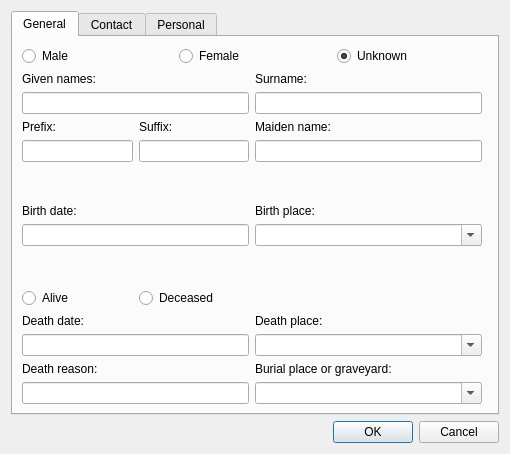
The window that dialogs/persondialog.ui (caybro/pedikree) describes before a commit, drawn with Qt 5.
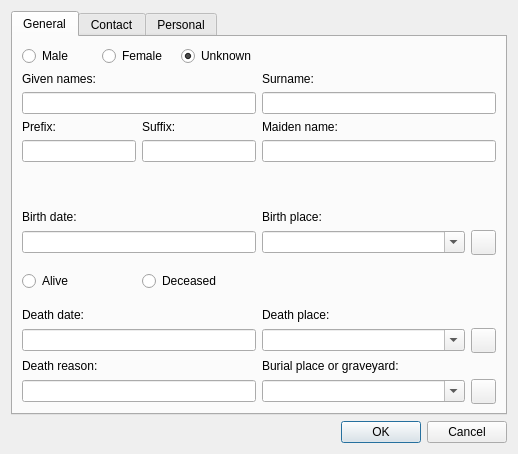
The same window after the commit. Icons and pictures are not drawn.

Commit message:
provide direct buttons to add a place
from the Person and Relation dialogs

What changed in the file:
```diff
--- a/dialogs/persondialog.ui
+++ b/dialogs/persondialog.ui
@@ -6,7 +6,7 @@
    <rect>
     <x>0</x>
     <y>0</y>
-    <width>510</width>
+    <width>518</width>
     <height>454</height>
    </rect>
   </property>
@@ -21,7 +21,7 @@
        <string>General</string>
       </attribute>
       <layout class="QGridLayout" name="gridLayout_2">
-       <item row="0" column="0" colspan="3">
+       <item row="0" column="0">
         <layout class="QHBoxLayout" name="horizontalLayout">
          <item>
           <widget class="QRadioButton" name="cbMale">
@@ -58,19 +58,6 @@
          </item>
         </layout>
        </item>
-       <item row="7" column="1">
-        <widget class="QComboBox" name="leBirthPlace">
-         <property name="editable">
-          <bool>true</bool>
-         </property>
-         <property name="insertPolicy">
-          <enum>QComboBox::NoInsert</enum>
-         </property>
-        </widget>
-       </item>
-       <item row="13" column="0">
-        <widget class="QLineEdit" name="leDeathReason"/>
-       </item>
        <item row="1" column="0">
         <widget class="QLabel" name="label">
          <property name="text">
@@ -81,54 +68,7 @@
          </property>
         </widget>
        </item>
-       <item row="10" column="0">
-        <widget class="QLabel" name="labelDeathDate">
-         <property name="text">
-          <string>Death date:</string>
-         </property>
-        </widget>
-       </item>
-       <item row="13" column="1">
-        <widget class="QComboBox" name="leBurialPlace">
-         <property name="editable">
-          <bool>true</bool>
-         </property>
-         <property name="insertPolicy">
-          <enum>QComboBox::NoInsert</enum>
-         </property>
-        </widget>
-       </item>
-       <item row="12" column="0">
-        <widget class="QLabel" name="labelDeathReason">
-         <property name="text">
-          <string>Death reason:</string>
-         </property>
-         <property name="buddy">
-          <cstring>leDeathReason</cstring>
-         </property>
-        </widget>
-       </item>
-       <item row="3" column="1" colspan="2">
-        <widget class="QLabel" name="labelMaidenName">
-         <property name="text">
-          <string>Maiden name:</string>
-         </property>
-         <property name="buddy">
-          <cstring>leMaidenName</cstring>
-         </property>
-        </widget>
-       </item>
-       <item row="4" column="1">
-        <widget class="QLineEdit" name="leMaidenName"/>
-       </item>
-       <item row="7" column="0">
-        <widget class="QLineEdit" name="leBirthDate">
-         <property name="readOnly">
-          <bool>true</bool>
-         </property>
-        </widget>
-       </item>
-       <item row="1" column="1" colspan="2">
+       <item row="1" column="1">
         <widget class="QLabel" name="label_2">
          <property name="text">
           <string>Surname:</string>
@@ -138,71 +78,11 @@
          </property>
         </widget>
        </item>
-       <item row="2" column="1">
-        <widget class="QLineEdit" name="leSurname"/>
-       </item>
-       <item row="6" column="0">
-        <widget class="QLabel" name="label_6">
-         <property name="text">
-          <string>Birth date:</string>
-         </property>
-        </widget>
-       </item>
-       <item row="8" column="1">
-        <spacer name="verticalSpacer_2">
-         <property name="orientation">
-          <enum>Qt::Vertical</enum>
-         </property>
-         <property name="sizeHint" stdset="0">
-          <size>
-           <width>20</width>
-           <height>52</height>
-          </size>
-         </property>
-        </spacer>
-       </item>
-       <item row="12" column="1" colspan="2">
-        <widget class="QLabel" name="labelBurial">
-         <property name="text">
-          <string>Burial place or graveyard:</string>
-         </property>
-         <property name="buddy">
-          <cstring>leBurialPlace</cstring>
-         </property>
-        </widget>
-       </item>
        <item row="2" column="0">
         <widget class="QLineEdit" name="leGivenNames"/>
        </item>
-       <item row="6" column="1" colspan="2">
-        <widget class="QLabel" name="label_7">
-         <property name="text">
-          <string>Birth place:</string>
-         </property>
-         <property name="buddy">
-          <cstring>leBirthPlace</cstring>
-         </property>
-        </widget>
-       </item>
-       <item row="5" column="1">
-        <spacer name="verticalSpacer">
-         <property name="orientation">
-          <enum>Qt::Vertical</enum>
-         </property>
-         <property name="sizeHint" stdset="0">
-          <size>
-           <width>20</width>
-           <height>53</height>
-          </size>
-         </property>
-        </spacer>
-       </item>
-       <item row="11" column="0">
-        <widget class="QLineEdit" name="leDeathDate">
-         <property name="readOnly">
-          <bool>true</bool>
-         </property>
-        </widget>
+       <item row="2" column="1">
+        <widget class="QLineEdit" name="leSurname"/>
        </item>
        <item row="3" column="0" rowspan="2">
         <layout class="QGridLayout" name="gridLayout">
@@ -234,27 +114,95 @@
          </item>
         </layout>
        </item>
-       <item row="11" column="1">
-        <widget class="QComboBox" name="leDeathPlace">
-         <property name="editable">
+       <item row="3" column="1">
+        <widget class="QLabel" name="labelMaidenName">
+         <property name="text">
+          <string>Maiden name:</string>
+         </property>
+         <property name="buddy">
+          <cstring>leMaidenName</cstring>
+         </property>
+        </widget>
+       </item>
+       <item row="4" column="1">
+        <widget class="QLineEdit" name="leMaidenName"/>
+       </item>
+       <item row="5" column="1">
+        <spacer name="verticalSpacer">
+         <property name="orientation">
+          <enum>Qt::Vertical</enum>
+         </property>
+         <property name="sizeHint" stdset="0">
+          <size>
+           <width>20</width>
+           <height>53</height>
+          </size>
+         </property>
+        </spacer>
+       </item>
+       <item row="6" column="0">
+        <widget class="QLabel" name="label_6">
+         <property name="text">
+          <string>Birth date:</string>
+         </property>
+        </widget>
+       </item>
+       <item row="6" column="1">
+        <widget class="QLabel" name="label_7">
+         <property name="text">
+          <string>Birth place:</string>
+         </property>
+         <property name="buddy">
+          <cstring>leBirthPlace</cstring>
+         </property>
+        </widget>
+       </item>
+       <item row="7" column="0">
+        <widget class="QLineEdit" name="leBirthDate">
+         <property name="readOnly">
           <bool>true</bool>
          </property>
-         <property name="insertPolicy">
-          <enum>QComboBox::NoInsert</enum>
-         </property>
         </widget>
        </item>
-       <item row="10" column="1" colspan="2">
-        <widget class="QLabel" name="labelDeathPlace">
-         <property name="text">
-          <string>Death place:</string>
-         </property>
-         <property name="buddy">
-          <cstring>leDeathPlace</cstring>
-         </property>
-        </widget>
+       <item row="7" column="1">
+        <layout class="QHBoxLayout" name="horizontalLayout_3">
+         <item>
+          <widget class="QComboBox" name="leBirthPlace">
+           <property name="editable">
+            <bool>true</bool>
+           </property>
+           <property name="insertPolicy">
+            <enum>QComboBox::NoInsert</enum>
+           </property>
+          </widget>
+         </item>
+         <item>
+          <widget class="QPushButton" name="btnAddBirthPlace">
+           <property name="minimumSize">
+            <size>
+             <width>25</width>
+             <height>25</height>
+            </size>
+           </property>
+           <property name="maximumSize">
+            <size>
+             <width>25</width>
+             <height>25</height>
+            </size>
+           </property>
+           <property name="toolTip">
+            <string>Add place</string>
+           </property>
+           <property name="icon">
+            <iconset theme="list-add">
+             <normaloff/>
+            </iconset>
+           </property>
+          </widget>
+         </item>
+        </layout>
        </item>
-       <item row="9" column="0">
+       <item row="8" column="0">
         <layout class="QHBoxLayout" name="horizontalLayout_2">
          <item>
           <widget class="QRadioButton" name="cbAlive">
@@ -278,6 +226,142 @@
          </item>
         </layout>
        </item>
+       <item row="8" column="1">
+        <spacer name="verticalSpacer_2">
+         <property name="orientation">
+          <enum>Qt::Vertical</enum>
+         </property>
+         <property name="sizeHint" stdset="0">
+          <size>
+           <width>20</width>
+           <height>52</height>
+          </size>
+         </property>
+        </spacer>
+       </item>
+       <item row="9" column="0">
+        <widget class="QLabel" name="labelDeathDate">
+         <property name="text">
+          <string>Death date:</string>
+         </property>
+        </widget>
+       </item>
+       <item row="9" column="1">
+        <widget class="QLabel" name="labelDeathPlace">
+         <property name="text">
+          <string>Death place:</string>
+         </property>
+         <property name="buddy">
+          <cstring>leDeathPlace</cstring>
+         </property>
+        </widget>
+       </item>
+       <item row="10" column="0">
+        <widget class="QLineEdit" name="leDeathDate">
+         <property name="readOnly">
+          <bool>true</bool>
+         </property>
+        </widget>
+       </item>
+       <item row="10" column="1">
+        <layout class="QHBoxLayout" name="horizontalLayout_4">
+         <item>
+          <widget class="QComboBox" name="leDeathPlace">
+           <property name="editable">
+            <bool>true</bool>
+           </property>
+           <property name="insertPolicy">
+            <enum>QComboBox::NoInsert</enum>
+           </property>
+          </widget>
+         </item>
+         <item>
+          <widget class="QPushButton" name="btnAddDeathPlace">
+           <property name="minimumSize">
+            <size>
+             <width>25</width>
+             <height>25</height>
+            </size>
+           </property>
+           <property name="maximumSize">
+            <size>
+             <width>25</width>
+             <height>25</height>
+            </size>
+           </property>
+           <property name="toolTip">
+            <string>Add place</string>
+           </property>
+           <property name="icon">
+            <iconset theme="list-add">
+             <normaloff/>
+            </iconset>
+           </property>
+          </widget>
+         </item>
+        </layout>
+       </item>
+       <item row="11" column="0">
+        <widget class="QLabel" name="labelDeathReason">
+         <property name="text">
+          <string>Death reason:</string>
+         </property>
+         <property name="buddy">
+          <cstring>leDeathReason</cstring>
+         </property>
+        </widget>
+       </item>
+       <item row="11" column="1">
+        <widget class="QLabel" name="labelBurial">
+         <property name="text">
+          <string>Burial place or graveyard:</string>
+         </property>
+         <property name="buddy">
+          <cstring>leBurialPlace</cstring>
+         </property>
+        </widget>
+       </item>
+       <item row="12" column="0">
+        <widget class="QLineEdit" name="leDeathReason"/>
+       </item>
+       <item row="12" column="1">
+        <layout class="QHBoxLayout" name="horizontalLayout_5">
+         <item>
+          <widget class="QComboBox" name="leBurialPlace">
+           <property name="editable">
+            <bool>true</bool>
+           </property>
+           <property name="insertPolicy">
+            <enum>QComboBox::NoInsert</enum>
+           </property>
+          </widget>
+         </item>
+         <item>
+          <widget class="QPushButton" name="btnAddBurialPlace">
+           <property name="minimumSize">
+            <size>
+             <width>25</width>
+             <height>25</height>
+            </size>
+           </property>
+           <property name="maximumSize">
+            <size>
+             <width>25</width>
+             <height>25</height>
+            </size>
+           </property>
+           <property name="toolTip">
+            <string>Add place</string>
+           </property>
+           <property name="icon">
+            <iconset theme="list-add">
+             <normaloff/>
+            </iconset>
+           </property>
+          </widget>
+         </item>
+        </layout>
+       </item>
       </layout>
      </widget>
      <widget class="QWidget" name="tabContact">
```
Left out of the diff: 6 changed lines with no effect on the pictures. The commit also changes 10 other files.
